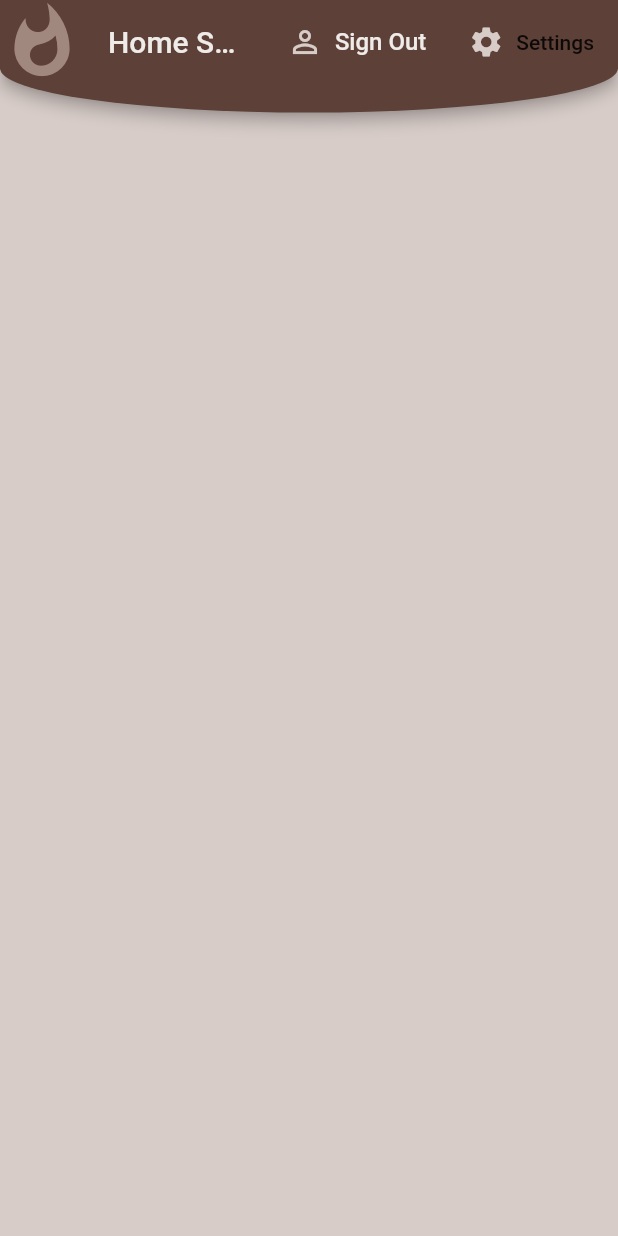
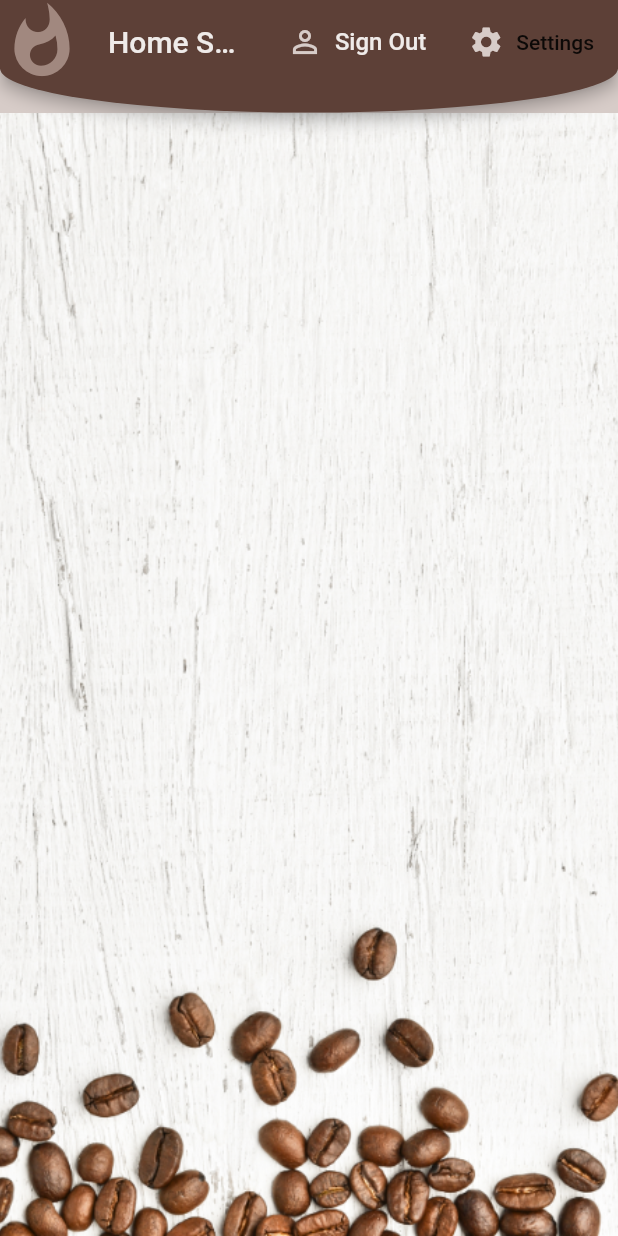
Before and after one commit to aish0509/crew_brew, a Flutter app: the screen it shows once a user with an empty profile is signed in, on a phone screen of 412 x 824 dp. Run offline on Flutter 3.47's test engine with Material 2 defaults, Android fonts, the phone set to English and light mode, and no system bars; our stand-ins replace cloud_firestore, firebase_auth, flutter_spinkit; accounts and stored records are empty.

Commit message:
Almost done

```diff
--- a/lib/models/user.dart
+++ b/lib/models/user.dart
@@ -4,3 +4,12 @@ class User {
   //Constructor
   User({this.uid});
 }
+
+class UserData {
+  final String uid;
+  final String name;
+  final String sugars;
+  final int strength;
+
+  UserData({this.uid, this.name, this.sugars, this.strength});
+}
--- a/lib/screens/home/brew_list.dart
+++ b/lib/screens/home/brew_list.dart
@@ -10,7 +10,7 @@ class BrewList extends StatefulWidget {
 class _BrewListState extends State<BrewList> {
   @override
   Widget build(BuildContext context) {
-    final brews = Provider.of<List<Brew>>(context);
+    final brews = Provider.of<List<Brew>>(context) ?? [];
     brews.forEach((brew) {
       print(brew.name);
       print(brew.sugars);
@@ -28,8 +28,9 @@ class _BrewListState extends State<BrewList> {
           child: ListTile(
             contentPadding: EdgeInsets.fromLTRB(15.0, 2.0, 10.0, 2.0),
             leading: CircleAvatar(
+              backgroundImage: AssetImage('assets/coffee_icon.png'),
               backgroundColor: Colors.brown[brews[index].strength],
-              radius: 25.0,
+              radius: 30.0,
             ),
             title: Text(
               brews[index].name,
--- a/lib/screens/home/home.dart
+++ b/lib/screens/home/home.dart
@@ -69,7 +69,11 @@ class _HomeState extends State<Home> {
             ],
           ),
         ),
-        body: BrewList(),
+        body: Container(
+            decoration: BoxDecoration(
+                image: DecorationImage(
+                    image: AssetImage('assets/bg.png'), fit: BoxFit.cover)),
+            child: BrewList()),
       ),
     );
   }
--- a/pubspec.yaml
+++ b/pubspec.yaml
@@ -49,8 +49,8 @@ flutter:
   uses-material-design: true
 
   # To add assets to your application, add an assets section, like this:
-  # assets:
-  #   - images/a_dot_burr.jpeg
+  assets:
+     - assets/
   #   - images/a_dot_ham.jpeg
 
   # An image asset can refer to one or more resolution-specific "variants", see
```
Also changed, not shown: lib/services/database.dart (+15 -0 lines), lib/shared/constants.dart (+39 -13 lines), assets/bg.png (added), assets/coffee_icon.png (added).
